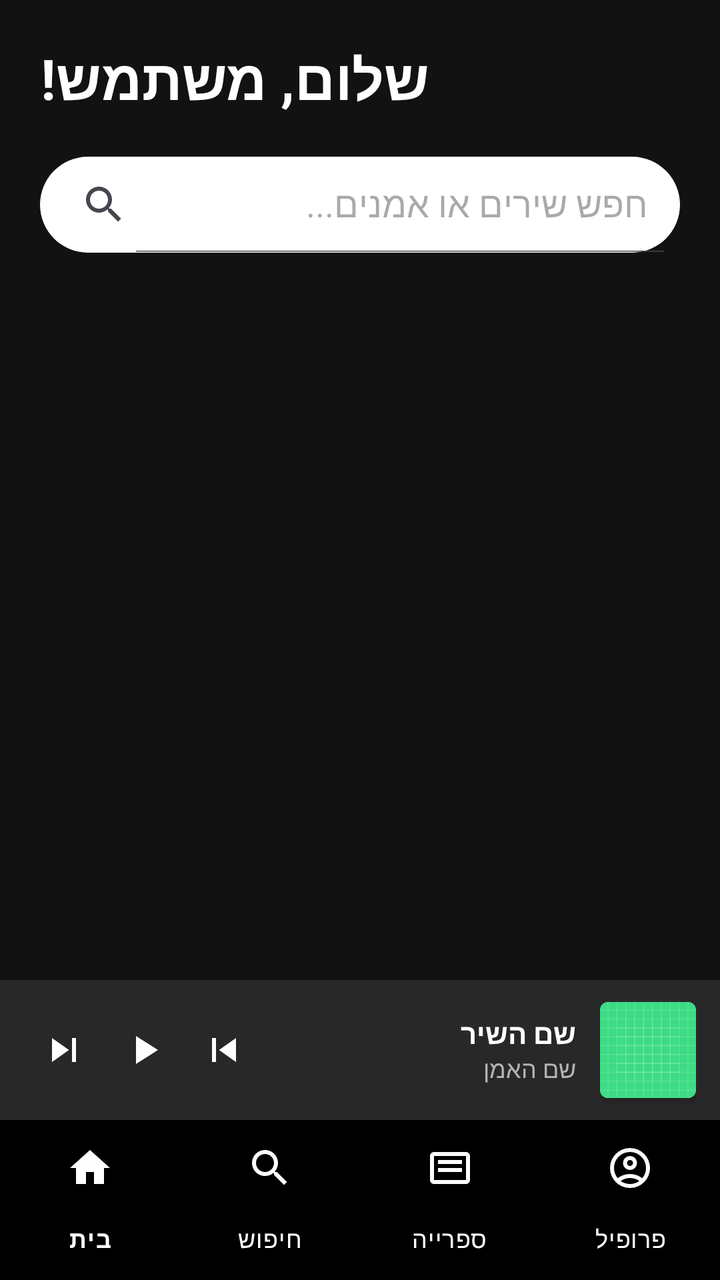
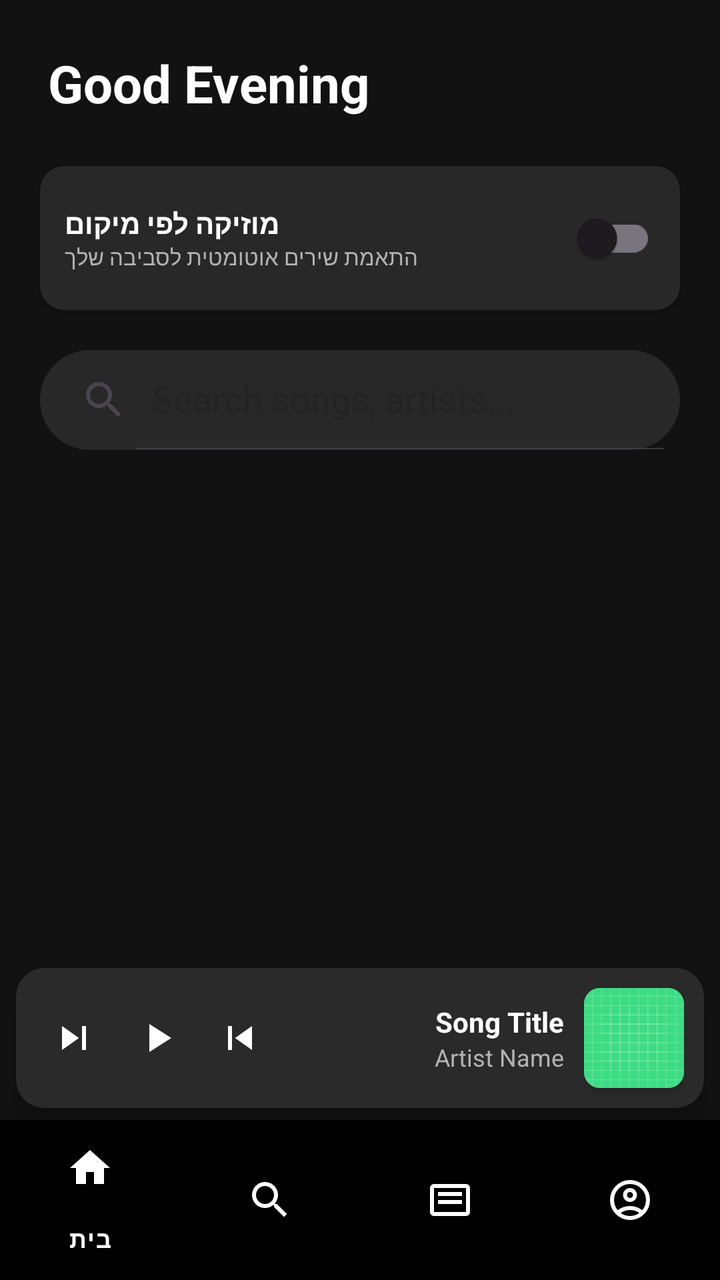

Before-and-after screenshots of an Android layout around one commit, followed by the original layout XML and the change that was made.
<!-- AndroidManifest.xml: application theme Theme.SpotifyClone -->
<!-- res/layout/activity_home.xml -->
<?xml version="1.0" encoding="utf-8"?>
<RelativeLayout xmlns:android="http://schemas.android.com/apk/res/android"
    xmlns:app="http://schemas.android.com/apk/res-auto"
    xmlns:tools="http://schemas.android.com/tools"
    android:layout_width="match_parent"
    android:layout_height="match_parent"
    android:background="#121212">

    <LinearLayout
        android:id="@+id/headerContainer"
        android:layout_width="match_parent"
        android:layout_height="wrap_content"
        android:orientation="vertical"
        android:background="#121212"
        android:elevation="4dp"
        android:paddingBottom="8dp">

        <TextView
            android:id="@+id/welcomeText"
            android:layout_width="wrap_content"
            android:layout_height="wrap_content"
            android:text="שלום, משתמש!"
            android:textColor="#FFFFFF"
            android:textSize="28sp"
            android:textStyle="bold"
            android:layout_margin="20dp"
            android:layoutDirection="rtl" />

        <androidx.appcompat.widget.SearchView
            android:id="@+id/searchView"
            android:layout_width="match_parent"
            android:layout_height="wrap_content"
            android:layout_marginHorizontal="20dp"
            android:layout_marginBottom="16dp"
            android:background="@drawable/search_background"
            app:queryHint="חפש שירים או אמנים..."
            app:iconifiedByDefault="false"
            android:layoutDirection="rtl" />

        <HorizontalScrollView
            android:layout_width="match_parent"
            android:layout_height="wrap_content"
            android:scrollbars="none"
            android:layout_marginBottom="8dp">
            <LinearLayout
                android:id="@+id/categoryContainer"
                android:layout_width="wrap_content"
                android:layout_height="wrap_content"
                android:orientation="horizontal"
                android:paddingStart="16dp"
                android:paddingEnd="16dp"
                android:layoutDirection="rtl" />
        </HorizontalScrollView>
    </LinearLayout>

    <androidx.recyclerview.widget.RecyclerView
        android:id="@+id/recyclerView"
        android:layout_width="match_parent"
        android:layout_height="match_parent"
        android:layout_below="@id/headerContainer"
        android:layout_above="@id/miniPlayer"
        android:clipToPadding="false"
        android:paddingStart="12dp"
        android:paddingEnd="12dp"
        android:paddingBottom="20dp"
        tools:listitem="@layout/item_song" />

    <include
        android:id="@+id/miniPlayer"
        layout="@layout/layout_mini_player"
        android:layout_width="match_parent"
        android:layout_height="70dp"
        android:layout_above="@id/bottom_navigation" />

    <com.google.android.material.bottomnavigation.BottomNavigationView
        android:id="@+id/bottom_navigation"
        android:layout_width="match_parent"
        android:layout_height="wrap_content"
        android:layout_alignParentBottom="true"
        android:background="#000000"
        app:itemIconTint="@android:color/white"
        app:itemTextColor="@android:color/white"
        app:menu="@menu/bottom_nav_menu"
        app:labelVisibilityMode="labeled" />

</RelativeLayout>
<!-- res/layout/item_song.xml (included above) -->
<?xml version="1.0" encoding="utf-8"?>
<androidx.cardview.widget.CardView
    xmlns:android="http://schemas.android.com/apk/res/android"
    xmlns:app="http://schemas.android.com/apk/res-auto"
    android:layout_width="match_parent"
    android:layout_height="wrap_content"
    android:layout_margin="8dp"
    app:cardCornerRadius="8dp"
    app:cardElevation="4dp">

    <LinearLayout
        android:layout_width="match_parent"
        android:layout_height="wrap_content"
        android:orientation="vertical"
        android:padding="8dp">

        <ImageView
            android:id="@+id/songImage"
            android:layout_width="match_parent"
            android:layout_height="120dp"
            android:scaleType="centerCrop"
            android:src="@drawable/ic_launcher_background" />

        <TextView
            android:id="@+id/songTitle"
            android:layout_width="match_parent"
            android:layout_height="wrap_content"
            android:layout_marginTop="4dp"
            android:ellipsize="end"
            android:maxLines="1"
            android:text="שם השיר"
            android:textColor="@android:color/black"
            android:textSize="14sp"
            android:textStyle="bold" />

        <TextView
            android:id="@+id/songArtist"
            android:layout_width="match_parent"
            android:layout_height="wrap_content"
            android:ellipsize="end"
            android:maxLines="1"
            android:text="שם האמן"
            android:textColor="@android:color/darker_gray"
            android:textSize="12sp" />

        <ImageButton
            android:id="@+id/btnFavorite"
            android:layout_width="40dp"
            android:layout_height="40dp"
            android:background="?attr/selectableItemBackgroundBorderless"
            android:src="@drawable/ic_heart_empty"
            android:contentDescription="Favorite" />

    </LinearLayout>
</androidx.cardview.widget.CardView>
<!-- res/layout/layout_mini_player.xml (included above) -->
<?xml version="1.0" encoding="utf-8"?>
<LinearLayout xmlns:android="http://schemas.android.com/apk/res/android"
    xmlns:app="http://schemas.android.com/apk/res-auto"
    android:id="@+id/miniPlayer"
    android:layout_width="match_parent"
    android:layout_height="70dp"
    android:background="#282828"
    android:orientation="horizontal"
    android:gravity="center_vertical"
    android:paddingStart="12dp"
    android:paddingEnd="12dp"
    android:elevation="8dp"
    android:layoutDirection="rtl">

    <androidx.cardview.widget.CardView
        android:layout_width="48dp"
        android:layout_height="48dp"
        app:cardCornerRadius="4dp">
        <ImageView
            android:id="@+id/miniAlbumArt"
            android:layout_width="match_parent"
            android:layout_height="match_parent"
            android:scaleType="centerCrop"
            android:src="@drawable/ic_launcher_background" />
    </androidx.cardview.widget.CardView>

    <LinearLayout
        android:layout_width="0dp"
        android:layout_height="wrap_content"
        android:layout_weight="1"
        android:orientation="vertical"
        android:layout_marginStart="12dp"
        android:layout_marginEnd="12dp">

        <TextView
            android:id="@+id/miniSongTitle"
            android:layout_width="wrap_content"
            android:layout_height="wrap_content"
            android:text="שם השיר"
            android:textColor="#FFFFFF"
            android:textSize="14sp"
            android:textStyle="bold"
            android:ellipsize="end"
            android:maxLines="1" />

        <TextView
            android:id="@+id/miniArtistName"
            android:layout_width="wrap_content"
            android:layout_height="wrap_content"
            android:text="שם האמן"
            android:textColor="#B3B3B3"
            android:textSize="12sp"
            android:ellipsize="end"
            android:maxLines="1" />
    </LinearLayout>

    <ImageButton
        android:id="@+id/miniBtnPrev"
        android:layout_width="40dp"
        android:layout_height="40dp"
        android:background="?attr/selectableItemBackgroundBorderless"
        android:src="@drawable/ic_previous"
        app:tint="#FFFFFF" />

    <ImageButton
        android:id="@+id/miniBtnPlayPause"
        android:layout_width="40dp"
        android:layout_height="40dp"
        android:background="?attr/selectableItemBackgroundBorderless"
        android:src="@drawable/ic_play"
        app:tint="#FFFFFF" />

    <ImageButton
        android:id="@+id/miniBtnNext"
        android:layout_width="40dp"
        android:layout_height="40dp"
        android:background="?attr/selectableItemBackgroundBorderless"
        android:src="@drawable/ic_next"
        app:tint="#FFFFFF" />

</LinearLayout>
<!-- resources referenced by this layout -->
<resources>
  <!-- drawable ic_heart_empty (drawable) -->
  <vector xmlns:android="http://schemas.android.com/apk/res/android" android:height="24dp" android:tint="#000000" android:viewportHeight="960" android:viewportWidth="960" android:width="24dp">
        
      <path android:fillColor="@android:color/white" android:pathData="M480,840L422,788Q321,697 255,631Q189,565 150,512.5Q111,460 95.5,416Q80,372 80,326Q80,232 143,169Q206,106 300,106Q352,106 399,128Q446,150 480,190Q514,150 561,128Q608,106 660,106Q754,106 817,169Q880,232 880,326Q880,372 864.5,416Q849,460 810,512.5Q771,565 705,631Q639,697 538,788L480,840ZM480,732Q576,646 638,584.5Q700,523 736,477.5Q772,432 786,396.5Q800,361 800,326Q800,266 760,226Q720,186 660,186Q613,186 573,212.5Q533,239 518,280L518,280L442,280L442,280Q427,239 387,212.5Q347,186 300,186Q240,186 200,226Q160,266 160,326Q160,361 174,396.5Q188,432 224,477.5Q260,523 322,584.5Q384,646 480,732ZM480,459Q480,459 480,459Q480,459 480,459Q480,459 480,459Q480,459 480,459Q480,459 480,459Q480,459 480,459Q480,459 480,459Q480,459 480,459L480,459L480,459L480,459Q480,459 480,459Q480,459 480,459Q480,459 480,459Q480,459 480,459Q480,459 480,459Q480,459 480,459Q480,459 480,459Q480,459 480,459Z"/>
      
  </vector>
  <!-- drawable ic_launcher_background: vector/xml drawable (drawable, 4866 chars, omitted) -->
  <!-- drawable ic_next (drawable) -->
  <?xml version="1.0" encoding="utf-8"?>
  <vector xmlns:android="http://schemas.android.com/apk/res/android"
      android:width="24dp"
      android:height="24dp"
      android:viewportWidth="24"
      android:viewportHeight="24">
  
      <path
          android:fillColor="#FFFFFF"
          android:pathData="M6,18l8.5,-6L6,6v12zM16,6v12h2V6h-2z"/>
  
  </vector>
  <!-- drawable ic_play (drawable) -->
  <?xml version="1.0" encoding="utf-8"?>
  <vector xmlns:android="http://schemas.android.com/apk/res/android"
      android:width="24dp"
      android:height="24dp"
      android:viewportWidth="24"
      android:viewportHeight="24">
  
      <path
          android:fillColor="#121212"
          android:pathData="M8,5v14l11,-7z"/>
  
  </vector>
  <!-- drawable ic_previous (drawable) -->
  <?xml version="1.0" encoding="utf-8"?>
  <vector xmlns:android="http://schemas.android.com/apk/res/android"
      android:width="24dp"
      android:height="24dp"
      android:viewportWidth="24"
      android:viewportHeight="24">
  
      <path
          android:fillColor="#FFFFFF"
          android:pathData="M6,6h2v12H6zm3.5,6l8.5,6V6z"/>
  
  </vector>
  <!-- drawable search_background (drawable) -->
  <?xml version="1.0" encoding="utf-8"?>
  <shape xmlns:android="http://schemas.android.com/apk/res/android">
      <solid android:color="#FFFFFF" />
      <corners android:radius="25dp" />
  </shape>
  <style name="Theme.SpotifyClone" parent="Base.Theme.SpotifyClone" />
  <style name="Base.Theme.SpotifyClone" parent="Theme.Material3.DayNight.NoActionBar">
          
          
      </style>
</resources>

<!-- the commit's change to res/layout/activity_home.xml (unified diff, before → after) -->
@@ -1,76 +1,102 @@
 <?xml version="1.0" encoding="utf-8"?>
 <RelativeLayout xmlns:android="http://schemas.android.com/apk/res/android"
     xmlns:app="http://schemas.android.com/apk/res-auto"
-    xmlns:tools="http://schemas.android.com/tools"
     android:layout_width="match_parent"
     android:layout_height="match_parent"
     android:background="#121212">
 
-    <LinearLayout
-        android:id="@+id/headerContainer"
+    <androidx.core.widget.NestedScrollView
+        android:layout_width="match_parent"
+        android:layout_height="match_parent"
+        android:layout_above="@id/miniPlayerContainer">
+
+        <LinearLayout
+            android:layout_width="match_parent"
+            android:layout_height="wrap_content"
+            android:orientation="vertical">
+
+            <TextView
+                android:id="@+id/welcomeText"
+                android:layout_width="wrap_content"
+                android:layout_height="wrap_content"
+                android:layout_margin="24dp"
+                android:text="Good Evening"
+                android:textColor="@color/white"
+                android:textSize="26sp"
+                android:textStyle="bold" />
+
+            <androidx.cardview.widget.CardView
+                android:layout_width="match_parent"
+                android:layout_height="wrap_content"
+                android:layout_marginHorizontal="20dp"
+                android:layout_marginBottom="20dp"
+                app:cardBackgroundColor="#282828"
+                app:cardCornerRadius="12dp">
+
+                <LinearLayout
+                    android:layout_width="match_parent"
+                    android:layout_height="wrap_content"
+                    android:gravity="center_vertical"
+                    android:orientation="horizontal"
+                    android:padding="12dp">
+
+                    <LinearLayout
+                        android:layout_width="0dp"
+                        android:layout_height="wrap_content"
+                        android:layout_weight="1"
+                        android:orientation="vertical">
+
+                        <TextView
+                            android:layout_width="wrap_content"
+                            android:layout_height="wrap_content"
+                            android:text="מוזיקה לפי מיקום"
+                            android:textColor="@color/white"
+                            android:textSize="14sp"
+                            android:textStyle="bold" />
+
+                        <TextView
+                            android:layout_width="wrap_content"
+                            android:layout_height="wrap_content"
+                            android:text="התאמת שירים אוטומטית לסביבה שלך"
+                            android:textColor="#B3B3B3"
+                            android:textSize="11sp" />
+                    </LinearLayout>
+
+                    <com.google.android.material.switchmaterial.SwitchMaterial
+                        android:id="@+id/gpsSwitch"
+                        android:layout_width="wrap_content"
+                        android:layout_height="wrap_content"
+                        app:useMaterialThemeColors="true" />
+                </LinearLayout>
+            </androidx.cardview.widget.CardView>
+
+            <androidx.appcompat.widget.SearchView
+                android:id="@+id/searchView"
+                android:layout_width="match_parent"
+                android:layout_height="50dp"
+                android:layout_marginHorizontal="20dp"
+                android:layout_marginBottom="20dp"
+                android:background="@drawable/search_background_rounded"
+                app:iconifiedByDefault="false"
+                app:queryHint="Search songs, artists..." />
+
+            <androidx.recyclerview.widget.RecyclerView
+                android:id="@+id/recyclerView"
+                android:layout_width="match_parent"
+                android:layout_height="wrap_content"
+                android:nestedScrollingEnabled="false"
+                android:paddingHorizontal="10dp" />
+
+        </LinearLayout>
+    </androidx.core.widget.NestedScrollView>
+
+    <FrameLayout
+        android:id="@+id/miniPlayerContainer"
         android:layout_width="match_parent"
         android:layout_height="wrap_content"
-        android:orientation="vertical"
-        android:background="#121212"
-        android:elevation="4dp"
-        android:paddingBottom="8dp">
-
-        <TextView
-            android:id="@+id/welcomeText"
-            android:layout_width="wrap_content"
-            android:layout_height="wrap_content"
-            android:text="שלום, משתמש!"
-            android:textColor="#FFFFFF"
-            android:textSize="28sp"
-            android:textStyle="bold"
-            android:layout_margin="20dp"
-            android:layoutDirection="rtl" />
-
-        <androidx.appcompat.widget.SearchView
-            android:id="@+id/searchView"
-            android:layout_width="match_parent"
-            android:layout_height="wrap_content"
-            android:layout_marginHorizontal="20dp"
-            android:layout_marginBottom="16dp"
-            android:background="@drawable/search_background"
-            app:queryHint="חפש שירים או אמנים..."
-            app:iconifiedByDefault="false"
-            android:layoutDirection="rtl" />
-
-        <HorizontalScrollView
-            android:layout_width="match_parent"
-            android:layout_height="wrap_content"
-            android:scrollbars="none"
-            android:layout_marginBottom="8dp">
-            <LinearLayout
-                android:id="@+id/categoryContainer"
-                android:layout_width="wrap_content"
-                android:layout_height="wrap_content"
-                android:orientation="horizontal"
-                android:paddingStart="16dp"
-                android:paddingEnd="16dp"
-                android:layoutDirection="rtl" />
-        </HorizontalScrollView>
-    </LinearLayout>
-
-    <androidx.recyclerview.widget.RecyclerView
-        android:id="@+id/recyclerView"
-        android:layout_width="match_parent"
-        android:layout_height="match_parent"
-        android:layout_below="@id/headerContainer"
-        android:layout_above="@id/miniPlayer"
-        android:clipToPadding="false"
-        android:paddingStart="12dp"
-        android:paddingEnd="12dp"
-        android:paddingBottom="20dp"
-        tools:listitem="@layout/item_song" />
-
-    <include
-        android:id="@+id/miniPlayer"
-        layout="@layout/layout_mini_player"
-        android:layout_width="match_parent"
-        android:layout_height="70dp"
-        android:layout_above="@id/bottom_navigation" />
+        android:layout_above="@id/bottom_navigation">
+        <include layout="@layout/layout_mini_player" />
+    </FrameLayout>
 
     <com.google.android.material.bottomnavigation.BottomNavigationView
         android:id="@+id/bottom_navigation"
@@ -78,147 +104,96 @@
         android:layout_height="wrap_content"
         android:layout_alignParentBottom="true"
         android:background="#000000"
-        app:itemIconTint="@android:color/white"
-        app:itemTextColor="@android:color/white"
-        app:menu="@menu/bottom_nav_menu"
-        app:labelVisibilityMode="labeled" />
+        app:itemIconTint="@color/white"
+        app:itemTextColor="@color/white"
+        app:menu="@menu/bottom_nav_menu" />
 
 </RelativeLayout>
-<!-- res/layout/item_song.xml (included above) -->
+<!-- res/layout/layout_mini_player.xml (included above) -->
 <?xml version="1.0" encoding="utf-8"?>
 <androidx.cardview.widget.CardView
     xmlns:android="http://schemas.android.com/apk/res/android"
     xmlns:app="http://schemas.android.com/apk/res-auto"
     android:layout_width="match_parent"
-    android:layout_height="wrap_content"
-    android:layout_margin="8dp"
-    app:cardCornerRadius="8dp"
-    app:cardElevation="4dp">
+    android:layout_height="70dp"
+    android:layout_marginHorizontal="8dp"
+    android:layout_marginBottom="6dp"
+    app:cardBackgroundColor="#2A2A2A"
+    app:cardCornerRadius="14dp"
+    app:cardElevation="10dp"
+    android:layoutDirection="rtl">
 
     <LinearLayout
         android:layout_width="match_parent"
-        android:layout_height="wrap_content"
-        android:orientation="vertical"
-        android:padding="8dp">
+        android:layout_height="match_parent"
+        android:gravity="center_vertical"
+        android:orientation="horizontal"
+        android:paddingHorizontal="10dp">
 
-        <ImageView
-            android:id="@+id/songImage"
-            android:layout_width="match_parent"
-            android:layout_height="120dp"
-            android:scaleType="centerCrop"
-            android:src="@drawable/ic_launcher_background" />
+        <androidx.cardview.widget.CardView
+            android:layout_width="50dp"
+            android:layout_height="50dp"
+            app:cardCornerRadius="8dp">
+            <ImageView
+                android:id="@+id/miniAlbumArt"
+                android:layout_width="match_parent"
+                android:layout_height="match_parent"
+                android:scaleType="centerCrop"
+                android:src="@drawable/ic_launcher_background" />
+        </androidx.cardview.widget.CardView>
 
-        <TextView
-            android:id="@+id/songTitle"
-            android:layout_width="match_parent"
+        <LinearLayout
+            android:layout_width="0dp"
             android:layout_height="wrap_content"
-            android:layout_marginTop="4dp"
-            android:ellipsize="end"
-            android:maxLines="1"
-            android:text="שם השיר"
-            android:textColor="@android:color/black"
-            android:textSize="14sp"
-            android:textStyle="bold" />
+            android:layout_weight="1"
+            android:layout_marginHorizontal="10dp"
+            android:orientation="vertical">
 
-        <TextView
-            android:id="@+id/songArtist"
-            android:layout_width="match_parent"
-            android:layout_height="wrap_content"
-            android:ellipsize="end"
-            android:maxLines="1"
-            android:text="שם האמן"
-            android:textColor="@android:color/darker_gray"
-            android:textSize="12sp" />
+            <TextView
+                android:id="@+id/miniSongTitle"
+                android:layout_width="wrap_content"
+                android:layout_height="wrap_content"
+                android:ellipsize="end"
+                android:maxLines="1"
+                android:text="Song Title"
+                android:textColor="@color/white"
+                android:textSize="14sp"
+                android:textStyle="bold" />
+
+            <TextView
+                android:id="@+id/miniArtistName"
+                android:layout_width="wrap_content"
+                android:layout_height="wrap_content"
+                android:ellipsize="end"
+                android:maxLines="1"
+                android:text="Artist Name"
+                android:textColor="@color/gray"
+                android:textSize="12sp" />
+        </LinearLayout>
 
         <ImageButton
-            android:id="@+id/btnFavorite"
-            android:layout_width="40dp"
-            android:layout_height="40dp"
+            android:id="@+id/miniBtnPrev"
+            android:layout_width="38dp"
+            android:layout_height="38dp"
             android:background="?attr/selectableItemBackgroundBorderless"
-            android:src="@drawable/ic_heart_empty"
-            android:contentDescription="Favorite" />
+            android:src="@drawable/ic_previous"
+            app:tint="@color/white" />
+
+        <ImageButton
+            android:id="@+id/miniBtnPlayPause"
+            android:layout_width="45dp"
+            android:layout_height="45dp"
+            android:background="?attr/selectableItemBackgroundBorderless"
+            android:src="@drawable/ic_play"
+            app:tint="@color/white" />
+
+        <ImageButton
+            android:id="@+id/miniBtnNext"
+            android:layout_width="38dp"
+            android:layout_height="38dp"
+            android:background="?attr/selectableItemBackgroundBorderless"
+            android:src="@drawable/ic_next"
+            app:tint="@color/white" />
 
     </LinearLayout>
 </androidx.cardview.widget.CardView>
-<!-- res/layout/layout_mini_player.xml (included above) -->
-<?xml version="1.0" encoding="utf-8"?>
-<LinearLayout xmlns:android="http://schemas.android.com/apk/res/android"
-    xmlns:app="http://schemas.android.com/apk/res-auto"
-    android:id="@+id/miniPlayer"
-    android:layout_width="match_parent"
-    android:layout_height="70dp"
-    android:background="#282828"
-    android:orientation="horizontal"
-    android:gravity="center_vertical"
-    android:paddingStart="12dp"
-    android:paddingEnd="12dp"
-    android:elevation="8dp"
-    android:layoutDirection="rtl">
-
-    <androidx.cardview.widget.CardView
-        android:layout_width="48dp"
-        android:layout_height="48dp"
-        app:cardCornerRadius="4dp">
-        <ImageView
-            android:id="@+id/miniAlbumArt"
-            android:layout_width="match_parent"
-            android:layout_height="match_parent"
-            android:scaleType="centerCrop"
-            android:src="@drawable/ic_launcher_background" />
-    </androidx.cardview.widget.CardView>
-
-    <LinearLayout
-        android:layout_width="0dp"
-        android:layout_height="wrap_content"
-        android:layout_weight="1"
-        android:orientation="vertical"
-        android:layout_marginStart="12dp"
-        android:layout_marginEnd="12dp">
-
-        <TextView
-            android:id="@+id/miniSongTitle"
-            android:layout_width="wrap_content"
-            android:layout_height="wrap_content"
-            android:text="שם השיר"
-            android:textColor="#FFFFFF"
-            android:textSize="14sp"
-            android:textStyle="bold"
-            android:ellipsize="end"
-            android:maxLines="1" />
-
-        <TextView
-            android:id="@+id/miniArtistName"
-            android:layout_width="wrap_content"
-            android:layout_height="wrap_content"
-            android:text="שם האמן"
-            android:textColor="#B3B3B3"
-            android:textSize="12sp"
-            android:ellipsize="end"
-            android:maxLines="1" />
-    </LinearLayout>
-
-    <ImageButton
-        android:id="@+id/miniBtnPrev"
-        android:layout_width="40dp"
-        android:layout_height="40dp"
-        android:background="?attr/selectableItemBackgroundBorderless"
-        android:src="@drawable/ic_previous"
-        app:tint="#FFFFFF" />
-
-    <ImageButton
-        android:id="@+id/miniBtnPlayPause"
-        android:layout_width="40dp"
-        android:layout_height="40dp"
-        android:background="?attr/selectableItemBackgroundBorderless"
-        android:src="@drawable/ic_play"
-        app:tint="#FFFFFF" />
-
-    <ImageButton
-        android:id="@+id/miniBtnNext"
-        android:layout_width="40dp"
-        android:layout_height="40dp"
-        android:background="?attr/selectableItemBackgroundBorderless"
-        android:src="@drawable/ic_next"
-        app:tint="#FFFFFF" />
-
-</LinearLayout>
<!-- resource entries referenced after the edit -->
@@ -1,11 +1,7 @@
 <!-- resources referenced by this layout -->
 <resources>
-  <!-- drawable ic_heart_empty (drawable) -->
-  <vector xmlns:android="http://schemas.android.com/apk/res/android" android:height="24dp" android:tint="#000000" android:viewportHeight="960" android:viewportWidth="960" android:width="24dp">
-        
-      <path android:fillColor="@android:color/white" android:pathData="M480,840L422,788Q321,697 255,631Q189,565 150,512.5Q111,460 95.5,416Q80,372 80,326Q80,232 143,169Q206,106 300,106Q352,106 399,128Q446,150 480,190Q514,150 561,128Q608,106 660,106Q754,106 817,169Q880,232 880,326Q880,372 864.5,416Q849,460 810,512.5Q771,565 705,631Q639,697 538,788L480,840ZM480,732Q576,646 638,584.5Q700,523 736,477.5Q772,432 786,396.5Q800,361 800,326Q800,266 760,226Q720,186 660,186Q613,186 573,212.5Q533,239 518,280L518,280L442,280L442,280Q427,239 387,212.5Q347,186 300,186Q240,186 200,226Q160,266 160,326Q160,361 174,396.5Q188,432 224,477.5Q260,523 322,584.5Q384,646 480,732ZM480,459Q480,459 480,459Q480,459 480,459Q480,459 480,459Q480,459 480,459Q480,459 480,459Q480,459 480,459Q480,459 480,459Q480,459 480,459L480,459L480,459L480,459Q480,459 480,459Q480,459 480,459Q480,459 480,459Q480,459 480,459Q480,459 480,459Q480,459 480,459Q480,459 480,459Q480,459 480,459Z"/>
-      
-  </vector>
+  <color name="gray">#B3B3B3</color>
+  <color name="white">#FFFFFF</color>
   <!-- drawable ic_launcher_background: vector/xml drawable (drawable, 4866 chars, omitted) -->
   <!-- drawable ic_next (drawable) -->
   <?xml version="1.0" encoding="utf-8"?>
@@ -46,10 +42,10 @@
           android:pathData="M6,6h2v12H6zm3.5,6l8.5,6V6z"/>
   
   </vector>
-  <!-- drawable search_background (drawable) -->
+  <!-- drawable search_background_rounded (drawable) -->
   <?xml version="1.0" encoding="utf-8"?>
   <shape xmlns:android="http://schemas.android.com/apk/res/android">
-      <solid android:color="#FFFFFF" />
+      <solid android:color="#282828" />
       <corners android:radius="25dp" />
   </shape>
   <style name="Theme.SpotifyClone" parent="Base.Theme.SpotifyClone" />
